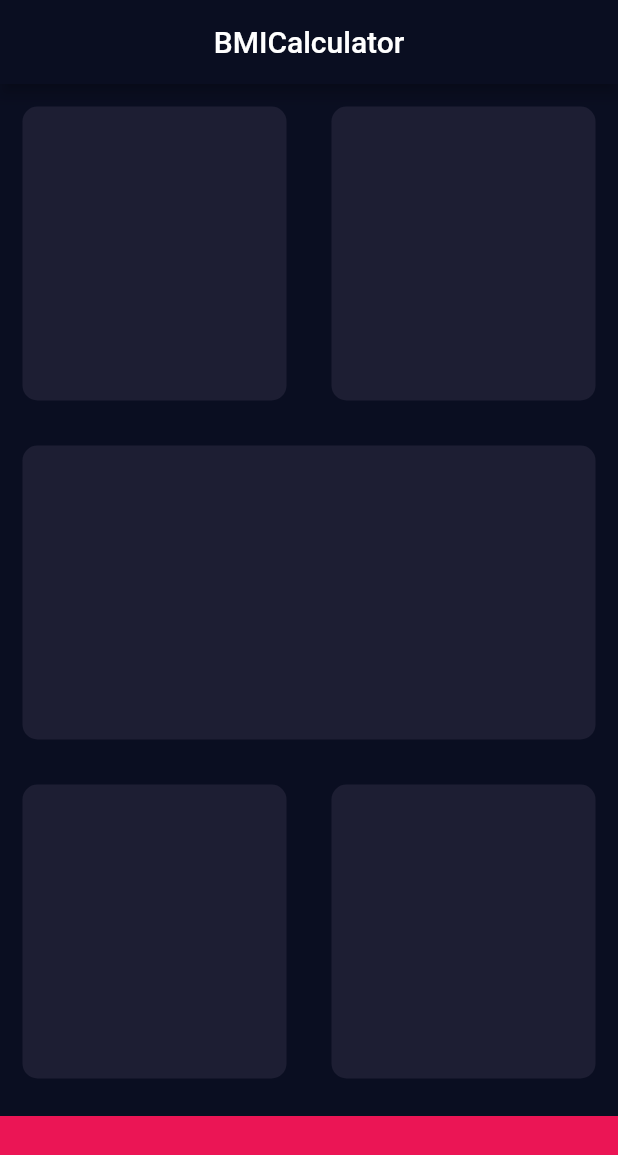
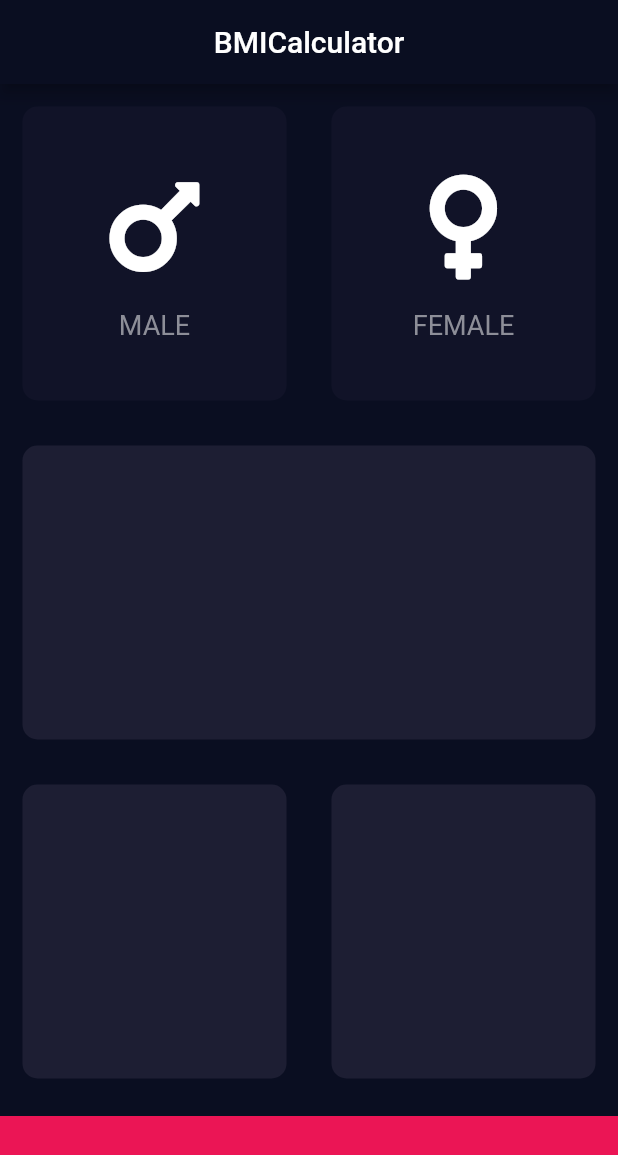
Before and after one commit to impruthvi/BMI-Calculator, a Flutter app: the screen it shows after launch, on a phone screen of 412 x 824 dp. Shown: the top 1155 px of the screen. Run offline on Flutter 3.47's test engine with Material 2 defaults, Android fonts, the phone set to English and light mode, and no system bars; our stand-ins replace font_awesome_flutter.

Commit message:
refactor the code👍👍

```diff
--- /dev/null
+++ b/lib/icon_content.dart
@@ -0,0 +1,30 @@
+import 'package:flutter/material.dart';
+const laletaxtStyle = TextStyle(
+    fontSize: 18.0,color: Color(0xff8d8e98)
+);
+
+class IconContain extends StatelessWidget {
+
+  IconContain({this.lable,this.icon});
+
+  final IconData icon;
+  final String lable;
+
+  @override
+  Widget build(BuildContext context) {
+    return Column(
+      mainAxisAlignment: MainAxisAlignment.center ,
+      children: <Widget>[
+        Icon(
+          icon,
+          size: 80.0,
+        ),
+        SizedBox(
+          height: 15.0,
+        ),
+        Text(lable,style:laletaxtStyle)
+
+      ],
+    );
+  }
+}
--- a/lib/inpute_page.dart
+++ b/lib/inpute_page.dart
@@ -1,10 +1,19 @@
-import 'dart:developer';
+
 
 import 'package:flutter/material.dart';
+import 'package:font_awesome_flutter/font_awesome_flutter.dart';
+import 'icon_content.dart';
+import 'reusable_card.dart';
+
 
 const bottomContainerHight  = 80.0;
 const activeCardColor = Color(0xff1d1e33);
+const inactiveCardColor = Color(0xff111328);
 const bottomContainerColor = Color(0xffeb1555);
+enum Gender {
+  male,
+  female
+}
 
 
 class InputPage extends StatefulWidget {
@@ -13,6 +22,10 @@ class InputPage extends StatefulWidget {
 }
 
 class _InputPageState extends State<InputPage> {
+
+  Gender selectedgender;
+
+
   @override
   Widget build(BuildContext context) {
     return Scaffold(
@@ -23,8 +36,33 @@ class _InputPageState extends State<InputPage> {
         children: <Widget>[
           Expanded(child: Row(
             children: <Widget>[
-              Expanded(child: ReusableCard(colour: activeCardColor)),
-              Expanded(child: ReusableCard(colour: activeCardColor))
+              Expanded(child: ReusableCard(
+                onPrase: (){
+                  setState(() {
+                    selectedgender = Gender.male;
+                  });
+                },
+                colour: selectedgender == Gender.male ? activeCardColor : inactiveCardColor ,
+
+                cardChild: IconContain(icon: FontAwesomeIcons.mars,lable: "MALE",),
+
+
+              )
+              ),
+              Expanded(child: ReusableCard(
+                onPrase: (){
+                  setState(() {
+                    selectedgender = Gender.female;
+                  });
+                },
+                colour: selectedgender == Gender.female
+                    ? activeCardColor
+                    : inactiveCardColor,
+                cardChild: IconContain(
+                  icon: FontAwesomeIcons.venus,
+                  lable: "FEMALE"
+                ),
+              ))
             ],
           )
           ),
@@ -51,25 +89,3 @@ class _InputPageState extends State<InputPage> {
     );
   }
 }
-
-class ReusableCard extends StatelessWidget {
-
-  ReusableCard({this.colour});
-
-  final Color colour;
-
-  @override
-  Widget build(BuildContext context) {
-    return Container(
-      margin:EdgeInsets.all(15.0) ,
-
-      decoration: BoxDecoration(
-        borderRadius: BorderRadius.circular(10.0),
-        color: Color(0xff1d1e33),
-
-      ),
-
-
-    );
-  }
-}
--- /dev/null
+++ b/lib/reusable_card.dart
@@ -0,0 +1,33 @@
+import 'package:flutter/material.dart';
+
+const inactiveCardColor = Color(0xff111328);
+const activeCardColor = Color(0xff1d1e33);
+class ReusableCard extends StatelessWidget {
+
+  ReusableCard({this.colour,this.cardChild,this.onPrase});
+
+  final Color colour;
+  final Widget cardChild;
+  final Function onPrase;
+  @override
+  Widget build(BuildContext context) {
+
+
+    return GestureDetector(
+      onTap: onPrase,
+      child: Container(
+
+        margin:EdgeInsets.all(15.0) ,
+        child: cardChild,
+        decoration: BoxDecoration(
+
+          borderRadius: BorderRadius.circular(10.0),
+          color: colour,
+
+        ),
+
+
+      ),
+    );
+  }
+}
--- a/pubspec.yaml
+++ b/pubspec.yaml
@@ -19,6 +19,7 @@ environment:
 dependencies:
   flutter:
     sdk: flutter
+  font_awesome_flutter: ^8.8.1
 
   # The following adds the Cupertino Icons font to your application.
   # Use with the CupertinoIcons class for iOS style icons.
```
Also changed, not shown: pubspec.lock.
